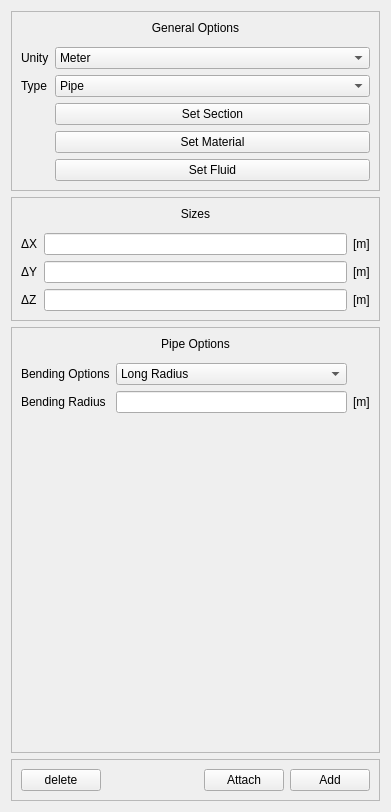
First picture: the form in pulse/interface/ui_files/model/geometry/test_geometry_designer_widget.ui, repository open-pulse/OpenPulse, before the edit.
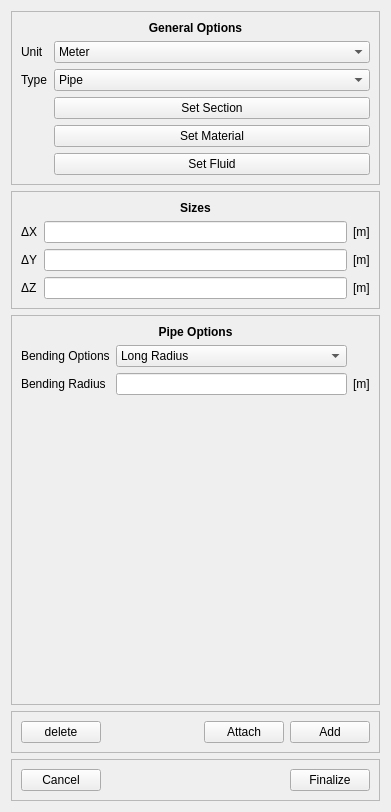
Second picture: the form after the edit. Custom widgets are drawn as their Qt base class.

Commit message: WIP: connecting geometry designer widget

The edit to the form file:
```diff
--- a/pulse/interface/ui_files/model/geometry/test_geometry_designer_widget.ui
+++ b/pulse/interface/ui_files/model/geometry/test_geometry_designer_widget.ui
@@ -25,6 +25,12 @@
      <layout class="QVBoxLayout" name="verticalLayout">
       <item>
        <widget class="QLabel" name="general_options_label">
+        <property name="font">
+         <font>
+          <weight>75</weight>
+          <bold>true</bold>
+         </font>
+        </property>
         <property name="text">
          <string>General Options</string>
         </property>
@@ -33,9 +39,6 @@
         </property>
        </widget>
       </item>
-      <item>
-       <widget class="KSeparator" name="kseparator_3"/>
-      </item>
       <item>
        <layout class="QGridLayout" name="gridLayout_2">
         <item row="3" column="1">
@@ -53,7 +56,7 @@
          </widget>
         </item>
         <item row="0" column="1">
-         <widget class="QComboBox" name="unity_combobox">
+         <widget class="QComboBox" name="unit_combobox">
           <property name="sizePolicy">
            <sizepolicy hsizetype="Expanding" vsizetype="Fixed">
             <horstretch>0</horstretch>
@@ -85,9 +88,9 @@
          </widget>
         </item>
         <item row="0" column="0">
-         <widget class="QLabel" name="unity_label">
+         <widget class="QLabel" name="unit_label">
           <property name="text">
-           <string>Unity</string>
+           <string>Unit</string>
           </property>
          </widget>
         </item>
@@ -141,17 +144,17 @@
           </item>
           <item>
            <property name="text">
-            <string>I Beam</string>
+            <string>I-Beam</string>
            </property>
           </item>
           <item>
            <property name="text">
-            <string>T Beam</string>
+            <string>T-Beam</string>
            </property>
           </item>
           <item>
            <property name="text">
-            <string>C Beam</string>
+            <string>C-Beam</string>
            </property>
           </item>
          </widget>
@@ -179,6 +182,12 @@
      <layout class="QVBoxLayout" name="verticalLayout_3">
       <item>
        <widget class="QLabel" name="sizes_label">
+        <property name="font">
+         <font>
+          <weight>75</weight>
+          <bold>true</bold>
+         </font>
+        </property>
         <property name="text">
          <string>Sizes</string>
         </property>
@@ -187,9 +196,6 @@
         </property>
        </widget>
       </item>
-      <item>
-       <widget class="KSeparator" name="kseparator"/>
-      </item>
       <item>
        <layout class="QGridLayout" name="gridLayout">
         <item row="1" column="0">
@@ -263,6 +269,12 @@
       <layout class="QVBoxLayout" name="verticalLayout_5">
        <item>
         <widget class="QLabel" name="pipe_options_label">
+         <property name="font">
+          <font>
+           <weight>75</weight>
+           <bold>true</bold>
+          </font>
+         </property>
          <property name="text">
           <string>Pipe Options</string>
          </property>
@@ -271,9 +283,6 @@
          </property>
         </widget>
        </item>
-       <item>
-        <widget class="KSeparator" name="kseparator_2"/>
-       </item>
        <item>
         <layout class="QGridLayout" name="gridLayout_3">
          <item row="1" column="2">
@@ -358,6 +367,9 @@
         <property name="text">
          <string>delete</string>
         </property>
+        <property name="shortcut">
+         <string>Del</string>
+        </property>
        </widget>
       </item>
       <item>
@@ -385,6 +397,48 @@
         <property name="text">
          <string>Add</string>
         </property>
+        <property name="shortcut">
+         <string>Return</string>
+        </property>
+       </widget>
+      </item>
+     </layout>
+    </widget>
+   </item>
+   <item>
+    <widget class="QFrame" name="frame">
+     <property name="frameShape">
+      <enum>QFrame::StyledPanel</enum>
+     </property>
+     <property name="frameShadow">
+      <enum>QFrame::Raised</enum>
+     </property>
+     <layout class="QHBoxLayout" name="horizontalLayout_2">
+      <item>
+       <widget class="QPushButton" name="cancel_button">
+        <property name="text">
+         <string>Cancel</string>
+        </property>
+       </widget>
+      </item>
+      <item>
+       <spacer name="horizontalSpacer_2">
+        <property name="orientation">
+         <enum>Qt::Horizontal</enum>
+        </property>
+        <property name="sizeHint" stdset="0">
+         <size>
+          <width>40</width>
+          <height>20</height>
+         </size>
+        </property>
+       </spacer>
+      </item>
+      <item>
+       <widget class="QPushButton" name="finalize_button">
+        <property name="text">
+         <string>Finalize</string>
+        </property>
        </widget>
       </item>
      </layout>
@@ -392,13 +446,21 @@
    </item>
   </layout>
  </widget>
- <customwidgets>
-  <customwidget>
-   <class>KSeparator</class>
-   <extends>QFrame</extends>
-   <header>kseparator.h</header>
-  </customwidget>
- </customwidgets>
+ <tabstops>
+  <tabstop>unit_combobox</tabstop>
+  <tabstop>structure_combobox</tabstop>
+  <tabstop>set_section_button</tabstop>
+  <tabstop>set_material_button</tabstop>
+  <tabstop>set_fluid_button</tabstop>
+  <tabstop>x_line_edit</tabstop>
+  <tabstop>y_line_edit</tabstop>
+  <tabstop>z_line_edit</tabstop>
+  <tabstop>bending_options_combobox</tabstop>
+  <tabstop>bending_radius_line_edit</tabstop>
+  <tabstop>delete_button</tabstop>
+  <tabstop>attach_button</tabstop>
+  <tabstop>add_button</tabstop>
+ </tabstops>
  <resources/>
  <connections/>
 </ui>
```
The commit also changes 3 other files.
